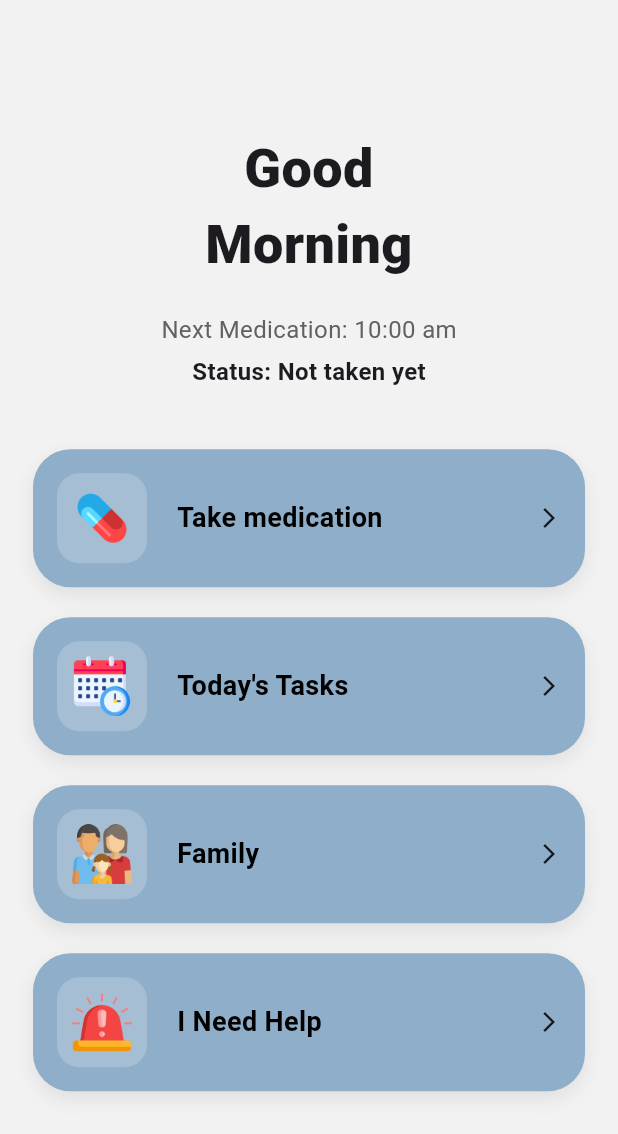
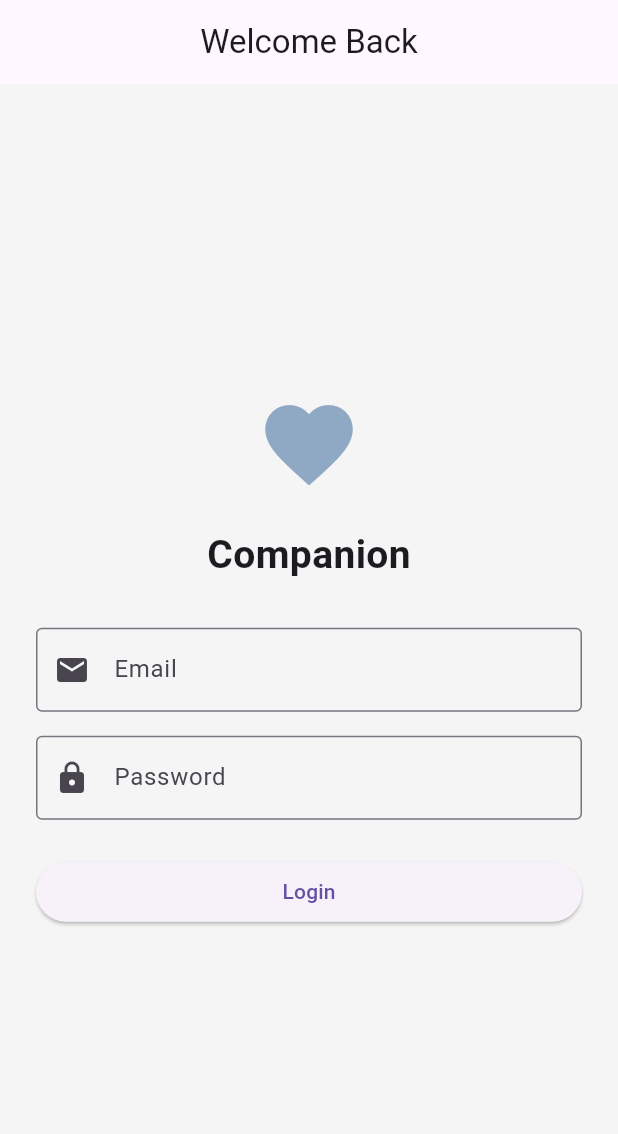
Before and after one commit to usernamecopied550/dementia, a Flutter app: the screen it shows after launch, on a phone screen of 412 x 824 dp. Shown: the top 1134 px of the screen. Run offline on Flutter 3.47's test engine with Material 3 defaults, Android fonts, the phone set to English and light mode, and no system bars; our stand-ins replace supabase_flutter; accounts and stored records are empty.

Commit message:
Add authentication and medication tracking updates

```diff
--- a/lib/main.dart
+++ b/lib/main.dart
@@ -2,6 +2,7 @@ import 'package:flutter/material.dart';
 import 'screens/home_screen.dart';
 import 'screens/caregiver_homescreen.dart';
 import 'package:supabase_flutter/supabase_flutter.dart';
+import 'screens/login_screen.dart';
 
 Future<void> main() async {
   WidgetsFlutterBinding.ensureInitialized();
@@ -19,9 +20,11 @@ class MyApp extends StatelessWidget {
 
   @override
   Widget build(BuildContext context) {
-    return const MaterialApp(
+    return  MaterialApp(
       debugShowCheckedModeBanner: false,
-      home: HomeScreen(), // 👈 PATIENT SCREEN NOW
+      home: Supabase.instance.client.auth.currentSession != null
+          ? const HomeScreen()
+          : const LoginScreen(), // 👈 PATIENT SCREEN NOW
     );
   }
 }
--- a/lib/models/medication.dart
+++ b/lib/models/medication.dart
@@ -1,9 +1,11 @@
 class Medication {
+  int? id;
   String name;
   String time;
   bool taken;
 
   Medication({
+    this.id,
     required this.name,
     required this.time,
     this.taken = false,
--- /dev/null
+++ b/lib/screens/login_screen.dart
@@ -0,0 +1,132 @@
+import 'package:flutter/material.dart';
+import 'package:supabase_flutter/supabase_flutter.dart';
+import 'home_screen.dart';
+
+class LoginScreen extends StatefulWidget {
+  const LoginScreen({super.key});
+
+  @override
+  State<LoginScreen> createState() => _LoginScreenState();
+}
+
+class _LoginScreenState extends State<LoginScreen> {
+  final emailController = TextEditingController();
+  final passwordController = TextEditingController();
+
+  Future<void> login() async {
+    final email = emailController.text.trim();
+    final password = passwordController.text;
+
+    if (email.isEmpty || password.isEmpty) {
+      ScaffoldMessenger.of(context).showSnackBar(
+        const SnackBar(
+          content: Text('Please enter your email and password'),
+        ),
+      );
+      return;
+    }
+
+    try {
+      await Supabase.instance.client.auth.signInWithPassword(
+        email: email,
+        password: password,
+      );
+
+      if (!mounted) return;
+
+      Navigator.pushReplacement(
+        context,
+        MaterialPageRoute(
+          builder: (context) => const HomeScreen(),
+        ),
+      );
+    } on AuthException catch (error) {
+      if (!mounted) return;
+
+      ScaffoldMessenger.of(context).showSnackBar(
+        SnackBar(content: Text(error.message)),
+      );
+    } catch (error) {
+      if (!mounted) return;
+
+      ScaffoldMessenger.of(context).showSnackBar(
+        const SnackBar(
+          content: Text('Something went wrong. Please try again.'),
+        ),
+      );
+    }
+  }
+
+
+  @override
+  void dispose() {
+    emailController.dispose();
+    passwordController.dispose();
+    super.dispose();
+  }
+
+  @override
+  Widget build(BuildContext context) {
+    return Scaffold(
+      backgroundColor: Colors.grey[100],
+      appBar: AppBar(
+        title: const Text('Welcome Back'),
+        centerTitle: true,
+      ),
+      body: Center(
+        child: SingleChildScrollView(
+          padding: const EdgeInsets.all(24),
+          child: ConstrainedBox(
+            constraints: const BoxConstraints(maxWidth: 400),
+            child: Column(
+              mainAxisAlignment: MainAxisAlignment.center,
+              children: [
+                const Icon(
+                  Icons.favorite,
+                  size: 70,
+                  color: Color(0xFF8FA9C4),
+                ),
+                const SizedBox(height: 20),
+                const Text(
+                  'Companion',
+                  style: TextStyle(
+                    fontSize: 26,
+                    fontWeight: FontWeight.bold,
+                  ),
+                ),
+                const SizedBox(height: 30),
+                TextField(
+                  controller: emailController,
+                  keyboardType: TextInputType.emailAddress,
+                  decoration: const InputDecoration(
+                    labelText: 'Email',
+                    border: OutlineInputBorder(),
+                    prefixIcon: Icon(Icons.email),
+                  ),
+                ),
+                const SizedBox(height: 16),
+                TextField(
+                  controller: passwordController,
+                  obscureText: true,
+                  decoration: const InputDecoration(
+                    labelText: 'Password',
+                    border: OutlineInputBorder(),
+                    prefixIcon: Icon(Icons.lock),
+                  ),
+                ),
+                const SizedBox(height: 24),
+                SizedBox(
+                  width: double.infinity,
+                  child: ElevatedButton(
+                    onPressed: login,
+                    child: const Text('Login'),
+                  ),
+                ),
+              ],
+            ),
+          ),
+        ),
+      ),
+    );
+  }
+}
--- a/lib/screens/medication_screen.dart
+++ b/lib/screens/medication_screen.dart
@@ -18,6 +18,7 @@ class _MedicationScreenState extends State<MedicationScreen> {
 
     final loadedMeds = data.map<Medication>((row) {
       return Medication(
+        id: row['id'],
         name: row['name'] ?? '',
         time: row['scheduled_time'] ?? '',
         taken: false,
```
Also changed, not shown: lib/screens/home_screen.dart (+40 -1 lines).
